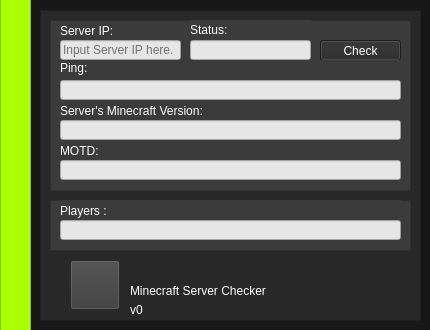
Before: the Qt Designer form main.ui in OhRetro/minecraft-server-checker, drawn with Qt 5.
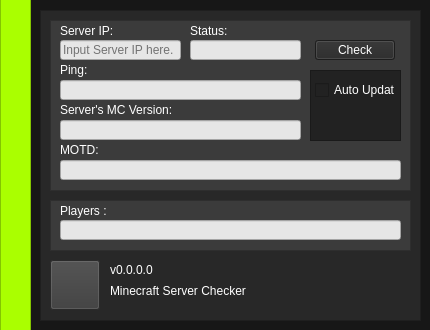
After: the same form once the commit is applied. Icons and pictures are not drawn.

Patch:
```diff
--- a/main.ui
+++ b/main.ui
@@ -114,10 +114,10 @@
     <widget class="QPushButton" name="Check_button">
      <property name="geometry">
       <rect>
-       <x>270</x>
+       <x>265</x>
        <y>20</y>
-       <width>81</width>
-       <height>21</height>
+       <width>80</width>
+       <height>20</height>
       </rect>
      </property>
      <property name="mouseTracking">
@@ -135,8 +135,8 @@
       <rect>
        <x>10</x>
        <y>40</y>
-       <width>341</width>
-       <height>16</height>
+       <width>241</width>
+       <height>20</height>
       </rect>
      </property>
      <property name="text">
@@ -148,7 +148,7 @@
       <rect>
        <x>10</x>
        <y>60</y>
-       <width>341</width>
+       <width>241</width>
        <height>20</height>
       </rect>
      </property>
@@ -165,12 +165,12 @@
       <rect>
        <x>10</x>
        <y>80</y>
-       <width>341</width>
-       <height>21</height>
+       <width>241</width>
+       <height>20</height>
       </rect>
      </property>
      <property name="text">
-      <string>Server's Minecraft Version:</string>
+      <string>Server's MC Version:</string>
      </property>
     </widget>
     <widget class="QLineEdit" name="ServerSoftware_display">
@@ -178,7 +178,7 @@
       <rect>
        <x>10</x>
        <y>100</y>
-       <width>341</width>
+       <width>241</width>
        <height>20</height>
       </rect>
      </property>
@@ -194,7 +194,7 @@
      <property name="geometry">
       <rect>
        <x>140</x>
-       <y>0</y>
+       <y>1</y>
        <width>121</width>
        <height>20</height>
       </rect>
@@ -208,7 +208,7 @@
       <rect>
        <x>140</x>
        <y>20</y>
-       <width>121</width>
+       <width>111</width>
        <height>20</height>
       </rect>
      </property>
@@ -225,8 +225,8 @@
       <rect>
        <x>10</x>
        <y>120</y>
-       <width>341</width>
-       <height>21</height>
+       <width>241</width>
+       <height>20</height>
       </rect>
      </property>
      <property name="text">
@@ -250,6 +250,38 @@
       <bool>true</bool>
      </property>
     </widget>
+    <widget class="QFrame" name="OPTIONS_FRAME">
+     <property name="geometry">
+      <rect>
+       <x>260</x>
+       <y>50</y>
+       <width>91</width>
+       <height>71</height>
+      </rect>
+     </property>
+     <property name="styleSheet">
+      <string notr="true">background-color: rgb(34, 34, 34);</string>
+     </property>
+     <property name="frameShape">
+      <enum>QFrame::StyledPanel</enum>
+     </property>
+     <property name="frameShadow">
+      <enum>QFrame::Raised</enum>
+     </property>
+     <widget class="QCheckBox" name="AutoUpdate_TOGGLE">
+      <property name="geometry">
+       <rect>
+        <x>5</x>
+        <y>10</y>
+        <width>80</width>
+        <height>20</height>
+       </rect>
+      </property>
+      <property name="text">
+       <string>Auto Update</string>
+      </property>
+     </widget>
+    </widget>
    </widget>
    <widget class="QFrame" name="Server_players">
     <property name="geometry">
@@ -273,9 +305,9 @@
      <property name="geometry">
       <rect>
        <x>10</x>
-       <y>0</y>
+       <y>1</y>
        <width>341</width>
-       <height>21</height>
+       <height>20</height>
       </rect>
      </property>
      <property name="text">
@@ -303,7 +335,7 @@
    <widget class="QLabel" name="MinecraftServerChecker">
     <property name="geometry">
      <rect>
-      <x>90</x>
+      <x>70</x>
       <y>270</y>
       <width>261</width>
       <height>21</height>
@@ -321,20 +353,20 @@
    <widget class="QLabel" name="Version_text">
     <property name="geometry">
      <rect>
-      <x>90</x>
-      <y>290</y>
-      <width>281</width>
+      <x>70</x>
+      <y>250</y>
+      <width>301</width>
       <height>20</height>
      </rect>
     </property>
     <property name="text">
-     <string>v0</string>
+     <string>v0.0.0.0</string>
     </property>
    </widget>
    <widget class="QPushButton" name="MinecraftLogo_button">
     <property name="geometry">
      <rect>
-      <x>30</x>
+      <x>10</x>
       <y>250</y>
       <width>50</width>
       <height>50</height>
@@ -363,19 +395,6 @@
      </size>
     </property>
    </widget>
-   <widget class="QLabel" name="Update_text">
-    <property name="geometry">
-     <rect>
-      <x>90</x>
-      <y>250</y>
-      <width>221</width>
-      <height>20</height>
-     </rect>
-    </property>
-    <property name="text">
-     <string/>
-    </property>
-   </widget>
   </widget>
   <widget class="QFrame" name="ColorSideFrame">
    <property name="geometry">
```
Left out of the diff: 51 changed lines with no effect on the pictures.
